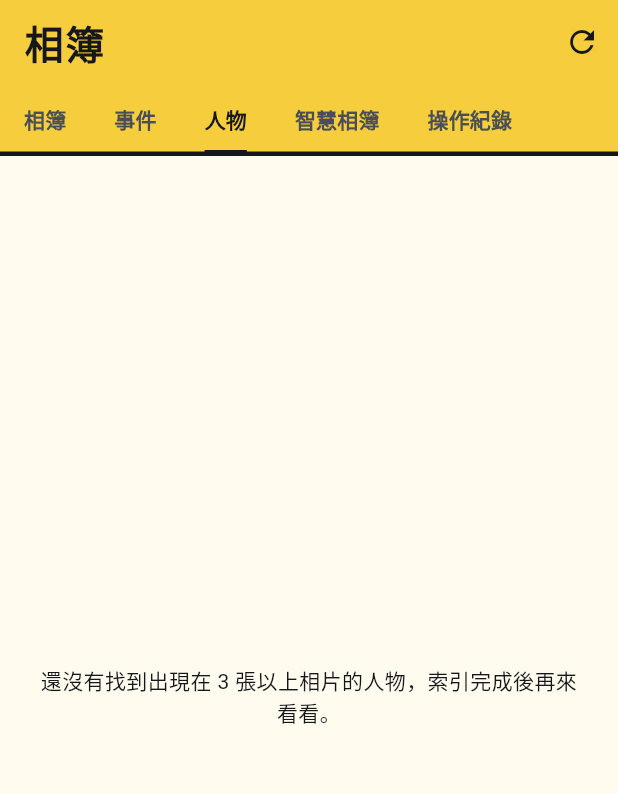
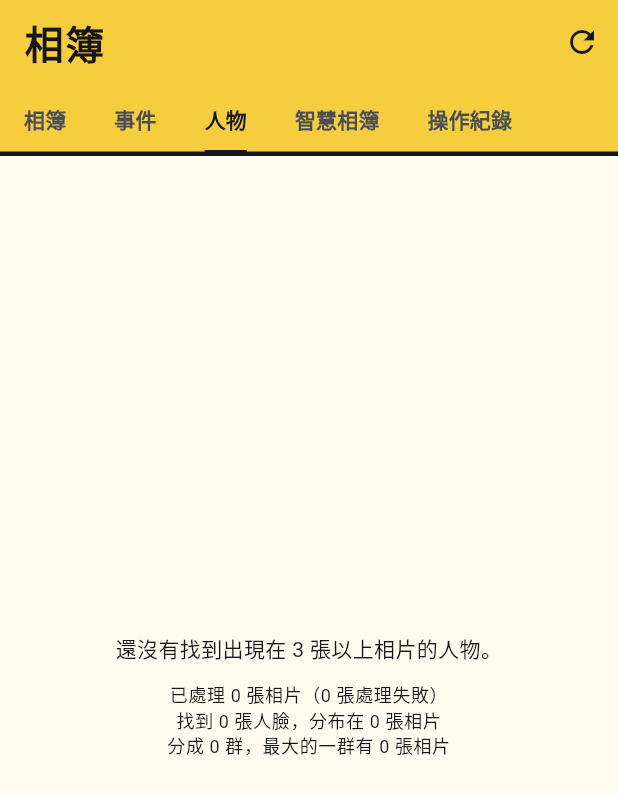
Before and after one commit to a29110279/photo, a Flutter app: the AlbumsPage screen opened directly, tab 3 chosen, on a phone screen of 412 x 824 dp. Shown: the top 794 px of the screen. Run offline on Flutter 3.47's test engine with Material 3 defaults, Android fonts, the phone set to English and light mode, and no system bars; our stand-ins replace flutter_riverpod, sqflite, video_player; missing offline and left inert: onnxruntime, photo_manager, photo_manager_image_provider, workmanager; accounts and stored records are empty; statements that could not run were skipped.

Commit message:
Show why people grouping is empty, and let failed photos be retried
The people tab said only that nobody appears in three or more photos.
It now also shows how many photos were processed and how many failed,
how many faces were found and in how many photos, how many groups they
formed and the size of the largest, plus the most recent face
processing error. When photos failed, a button puts them back in the
queue.

The face model itself checks out: on LFW pairs the quantized model
matches the original (about 99% verification accuracy, 93% of same
person pairs above the 0.6 grouping threshold with no false matches),
and it runs on ONNX Runtime 1.15.1. So the cause is on the device, and
these numbers tell which step it is.

Co-Authored-By: Claude Fable 5.2 <noreply@anthropic.com>
Claude-Session: https://claude.ai/code/session_01MqvCStqFPEFBACvJ2yqE2a

```diff
--- a/lib/data/setting_keys.dart
+++ b/lib/data/setting_keys.dart
@@ -12,4 +12,7 @@ abstract final class SettingKeys {
 
   /// 上次人物分群時的人臉數量與最大 id。
   static const faceClusterStamp = 'face_cluster_stamp';
+
+  /// 最近一次人臉處理失敗的錯誤訊息（顯示在人物頁，協助判斷原因）。
+  static const faceLastError = 'face_last_error';
 }
--- a/lib/state/providers.dart
+++ b/lib/state/providers.dart
@@ -315,6 +315,16 @@ final peopleProvider = FutureProvider.autoDispose<List<Person>>(
   (ref) => ref.watch(peopleServiceProvider).people(),
 );
 
+/// 人物分群的現況數字（沒有結果時顯示）。在分群完成後才讀取。
+final faceDiagnosticsProvider = FutureProvider.autoDispose((ref) async {
+  await ref.watch(peopleProvider.future);
+  final store = ref.watch(storeProvider);
+  return (
+    counts: await store.faceDiagnostics(),
+    lastError: await store.getSetting(SettingKeys.faceLastError),
+  );
+});
+
 // ---- 搜尋（C6/C8/C11/O2） ----
 
 /// 搜尋結果的排列方式。
--- a/lib/ui/albums_page.dart
+++ b/lib/ui/albums_page.dart
@@ -562,6 +562,59 @@ class EventPage extends ConsumerWidget {
 
 // ---- 人物（O12） ----
 
+/// 沒有人物可顯示時，列出目前的處理數字，方便判斷卡在哪一步。
+class _NoPeople extends ConsumerWidget {
+  const _NoPeople();
+
+  @override
+  Widget build(BuildContext context, WidgetRef ref) {
+    final d = ref.watch(faceDiagnosticsProvider).value;
+    final small = Theme.of(context).textTheme.bodySmall;
+    return Center(
+      child: Padding(
+        padding: const EdgeInsets.all(24),
+        child: Column(
+          mainAxisSize: MainAxisSize.min,
+          children: [
+            const Text('還沒有找到出現在 3 張以上相片的人物。', textAlign: TextAlign.center),
+            if (d != null) ...[
+              const SizedBox(height: 12),
+              Text(
+                '已處理 ${d.counts.done} 張相片（${d.counts.failed} 張處理失敗）\n'
+                '找到 ${d.counts.faces} 張人臉，分布在 ${d.counts.photos} 張相片\n'
+                '分成 ${d.counts.clusters} 群，最大的一群有 ${d.counts.largest} 張相片',
+                textAlign: TextAlign.center,
+                style: small,
+              ),
+              if (d.counts.failed > 0) ...[
+                if (d.lastError != null) ...[
+                  const SizedBox(height: 8),
+                  Text(
+                    '最近的錯誤：${d.lastError}',
+                    textAlign: TextAlign.center,
+                    style: small?.copyWith(
+                      color: Theme.of(context).colorScheme.error,
+                    ),
+                  ),
+                ],
+                const SizedBox(height: 12),
+                OutlinedButton(
+                  onPressed: () async {
+                    await ref.read(storeProvider).retryFailedFaces();
+                    ref.invalidate(peopleProvider);
+                    await ref.read(indexProvider.notifier).autoIndex();
+                  },
+                  child: Text('重試失敗的 ${d.counts.failed} 張'),
+                ),
+              ],
+            ],
+          ],
+        ),
+      ),
+    );
+  }
+}
+
 class _PeopleList extends ConsumerWidget {
   const _PeopleList();
 
@@ -584,15 +637,7 @@ class _PeopleList extends ConsumerWidget {
           loading: () => const Center(child: CircularProgressIndicator()),
           error: (e, _) => Center(child: Text('$e')),
           data: (people) => people.isEmpty
-              ? const Center(
-                  child: Padding(
-                    padding: EdgeInsets.all(24),
-                    child: Text(
-                      '還沒有找到出現在 3 張以上相片的人物，索引完成後再來看看。',
-                      textAlign: TextAlign.center,
-                    ),
-                  ),
-                )
+              ? const _NoPeople()
               : GridView.builder(
                   padding: const EdgeInsets.all(8),
                   gridDelegate: const SliverGridDelegateWithMaxCrossAxisExtent(
```
Also changed, not shown: lib/data/local_store.dart (+36 -0 lines), lib/services/indexing_service.dart (+7 -1 lines), 1 other file.
